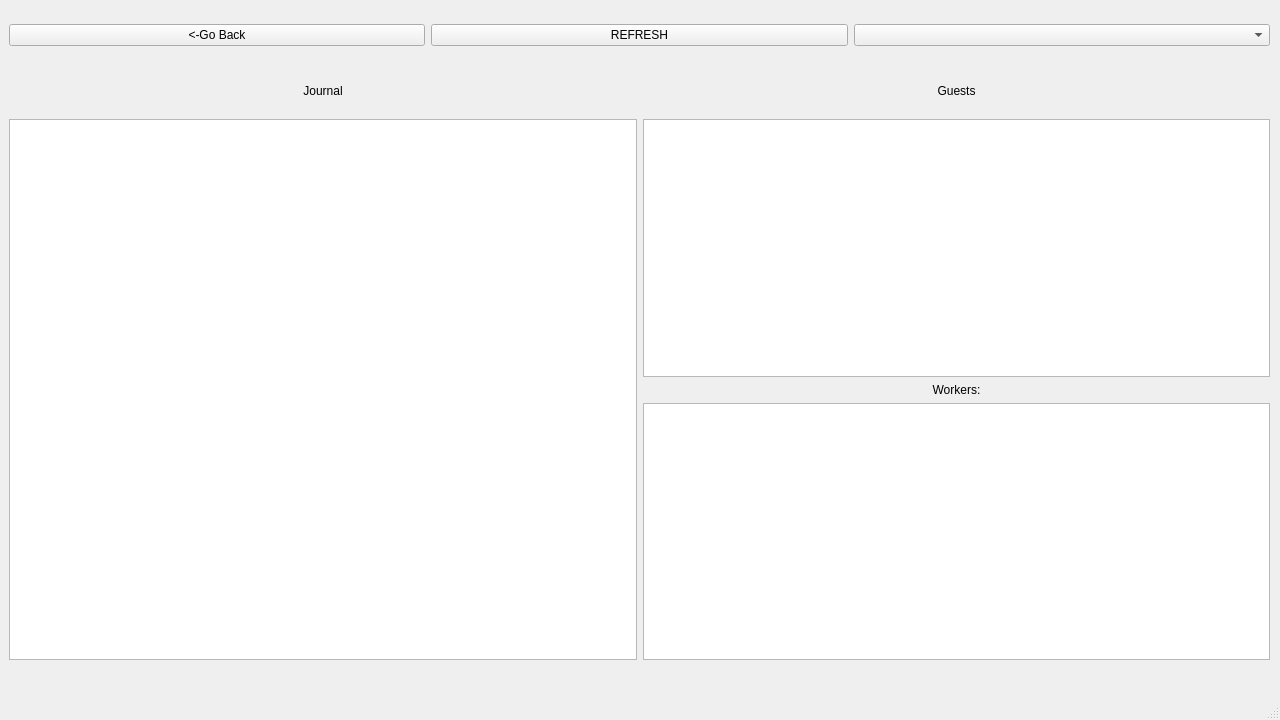
ArchiGn98/Cource-Work, file cource_work/admin.ui: the form before one commit.
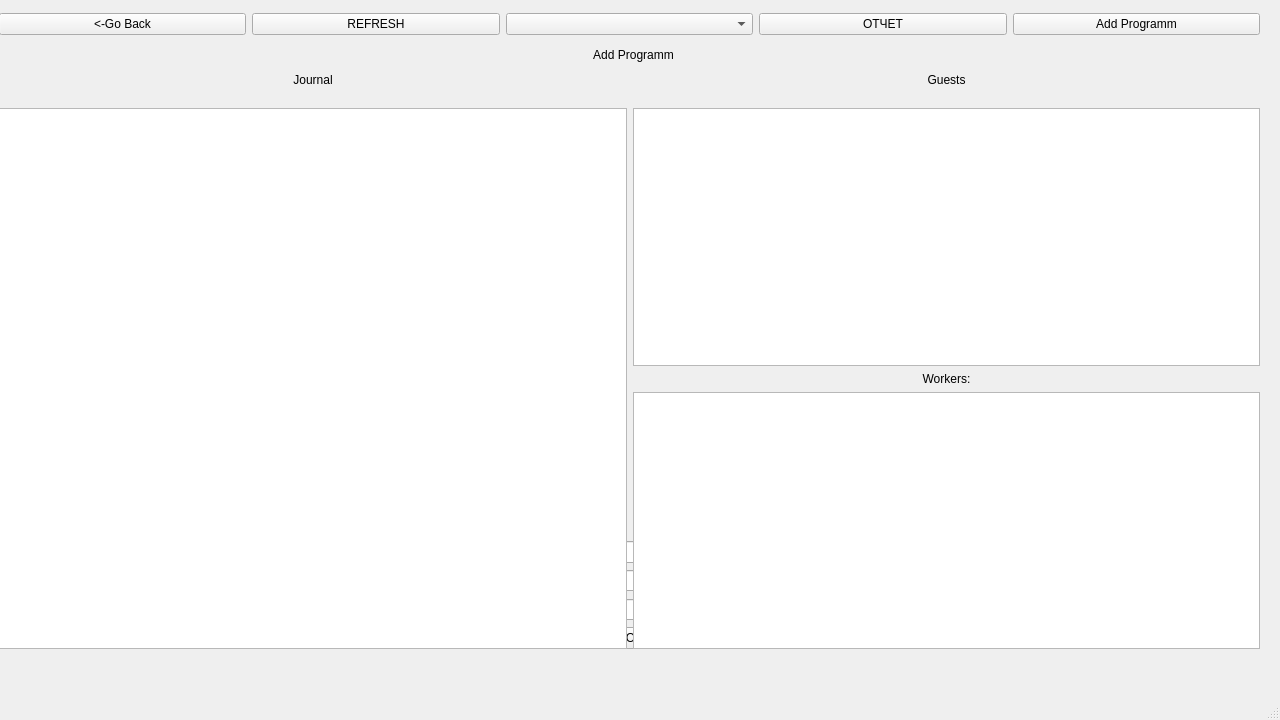
The form after the commit.

Commit message: add write in pdf and adding programs from admin

```diff
--- a/cource_work/admin.ui
+++ b/cource_work/admin.ui
@@ -14,11 +14,55 @@
    <string>MainWindow</string>
   </property>
   <widget class="QWidget" name="centralwidget">
+   <widget class="QWidget" name="mainW" native="true">
+    <property name="enabled">
+     <bool>true</bool>
+    </property>
+    <property name="geometry">
+     <rect>
+      <x>-1</x>
+      <y>-1</y>
+      <width>1281</width>
+      <height>701</height>
+     </rect>
+    </property>
+    <widget class="QWidget" name="horizontalLayoutWidget_2">
+     <property name="geometry">
+      <rect>
+       <x>0</x>
+       <y>60</y>
+       <width>1261</width>
+       <height>41</height>
+      </rect>
+     </property>
+     <layout class="QHBoxLayout" name="horizontalLayout_3">
+      <item>
+       <widget class="QLabel" name="Jounal">
+        <property name="text">
+         <string>Journal</string>
+        </property>
+        <property name="alignment">
+         <set>Qt::AlignCenter</set>
+        </property>
+       </widget>
+      </item>
+      <item>
+       <widget class="QLabel" name="Guests">
+        <property name="text">
+         <string>Guests</string>
+        </property>
+        <property name="alignment">
+         <set>Qt::AlignCenter</set>
+        </property>
+       </widget>
+      </item>
+     </layout>
+    </widget>
    <widget class="QWidget" name="verticalLayoutWidget">
     <property name="geometry">
      <rect>
-      <x>9</x>
-      <y>119</y>
+       <x>0</x>
+       <y>109</y>
       <width>1261</width>
       <height>541</height>
      </rect>
@@ -59,8 +103,8 @@
    <widget class="QWidget" name="horizontalLayoutWidget">
     <property name="geometry">
      <rect>
-      <x>9</x>
-      <y>10</y>
+       <x>0</x>
+       <y>0</y>
       <width>1261</width>
       <height>51</height>
      </rect>
@@ -93,22 +137,49 @@
        </property>
       </widget>
      </item>
-    </layout>
-   </widget>
-   <widget class="QWidget" name="horizontalLayoutWidget_2">
+      <item>
+       <widget class="QPushButton" name="print">
+        <property name="text">
+         <string>ОТЧЕТ</string>
+        </property>
+       </widget>
+      </item>
+      <item>
+       <widget class="QPushButton" name="add">
+        <property name="enabled">
+         <bool>true</bool>
+        </property>
+        <property name="text">
+         <string>Add Programm</string>
+        </property>
+       </widget>
+      </item>
+     </layout>
+    </widget>
+   </widget>
+   <widget class="QWidget" name="addW" native="true">
+    <property name="geometry">
+     <rect>
+      <x>-1</x>
+      <y>-1</y>
+      <width>1281</width>
+      <height>691</height>
+     </rect>
+    </property>
+    <widget class="QWidget" name="verticalLayoutWidget_2">
     <property name="geometry">
      <rect>
       <x>9</x>
-      <y>70</y>
-      <width>1261</width>
-      <height>41</height>
-     </rect>
-    </property>
-    <layout class="QHBoxLayout" name="horizontalLayout_3">
+       <y>49</y>
+       <width>1251</width>
+       <height>601</height>
+      </rect>
+     </property>
+     <layout class="QVBoxLayout" name="verticalLayout_2">
      <item>
-      <widget class="QLabel" name="Jounal">
+       <widget class="QLabel" name="addLabel">
        <property name="text">
-        <string>Journal</string>
+         <string>Add Programm</string>
        </property>
        <property name="alignment">
         <set>Qt::AlignCenter</set>
@@ -116,17 +187,46 @@
       </widget>
      </item>
      <item>
-      <widget class="QLabel" name="Guests">
-       <property name="text">
-        <string>Guests</string>
-       </property>
-       <property name="alignment">
-        <set>Qt::AlignCenter</set>
+       <spacer name="verticalSpacer">
+        <property name="orientation">
+         <enum>Qt::Vertical</enum>
+        </property>
+        <property name="sizeType">
+         <enum>QSizePolicy::Expanding</enum>
+        </property>
+        <property name="sizeHint" stdset="0">
+         <size>
+          <width>20</width>
+          <height>40</height>
+         </size>
+        </property>
+       </spacer>
+      </item>
+      <item>
+       <widget class="QLineEdit" name="addTitle">
+        <property name="placeholderText">
+         <string>Title</string>
+        </property>
+       </widget>
+      </item>
+      <item>
+       <widget class="QDateTimeEdit" name="addStart"/>
+      </item>
+      <item>
+       <widget class="QDateTimeEdit" name="addEnd"/>
+      </item>
+      <item>
+       <widget class="QPushButton" name="addBtn">
+        <property name="text">
+         <string>Ok</string>
        </property>
       </widget>
      </item>
     </layout>
    </widget>
+   </widget>
+   <zorder>addW</zorder>
+   <zorder>mainW</zorder>
   </widget>
   <widget class="QMenuBar" name="menubar">
    <property name="geometry">
```
Lines whose indentation alone changed are shown as unchanged. The commit also changes 13 other files.
